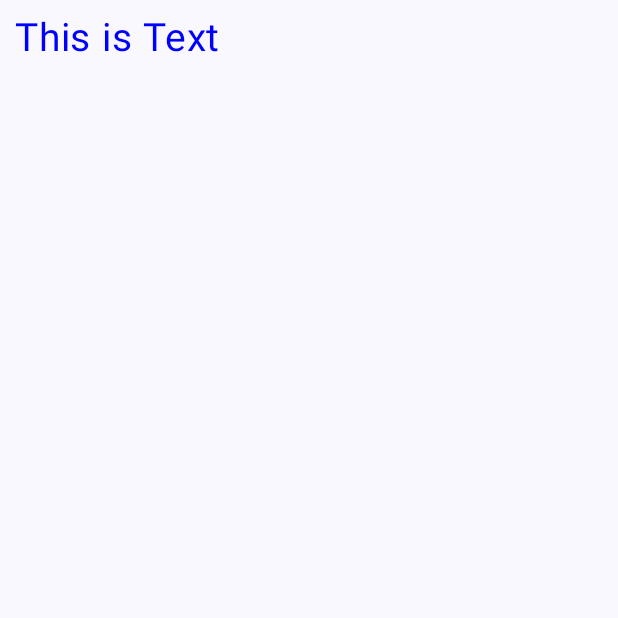
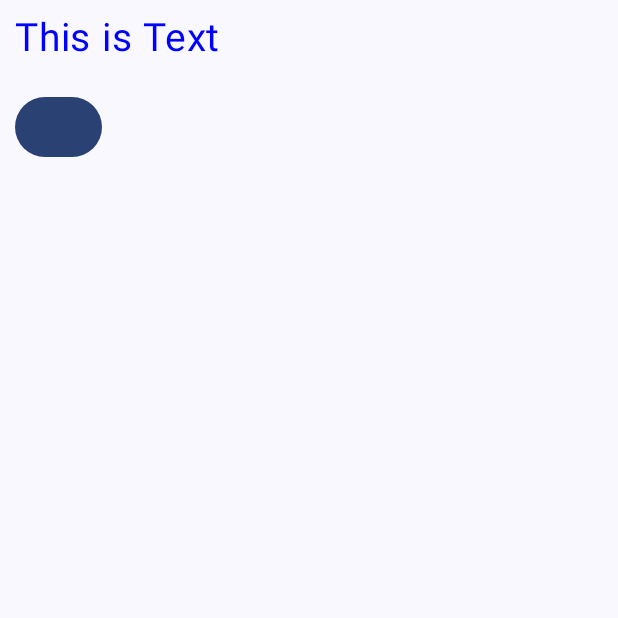
Before and after one commit to driverSkr/ComposeProject, an Android app built with Jetpack Compose: the TextActivity screen opened directly, with no data from a screen before it, on a phone screen of 412 x 824 dp, the top half of it. Run offline under Robolectric (Android 15) with nearby library versions, the phone set to English and light mode, and no system bars.

Commit message:
确认弹窗、视频播放组件

```diff
--- a/app/build.gradle.kts
+++ b/app/build.gradle.kts
@@ -38,6 +38,7 @@ android {
     }
     buildFeatures {
         compose = true
+        viewBinding = true
     }
     composeOptions {
         kotlinCompilerExtensionVersion = "1.5.1"
@@ -69,4 +70,9 @@ dependencies {
 
     //图片加载库，基于协程开发
     implementation("io.coil-kt:coil-compose:2.7.0")
+    /// Jetpack Media3 ExoPlayer
+    implementation ("androidx.media3:media3-exoplayer:1.3.1")
+    implementation ("androidx.media3:media3-ui:1.3.1")
+    implementation ("androidx.media3:media3-common:1.3.1")
+
 }
--- a/app/src/main/java/com/ethan/compose/ui/theme/Color.kt
+++ b/app/src/main/java/com/ethan/compose/ui/theme/Color.kt
@@ -11,6 +11,8 @@ val PurpleGrey40 = Color(0xFF625b71)
 val Pink40 = Color(0xFF7D5260)
 
 val Black = Color(0xFF000000) //纯黑
+val Black0C0C0F = Color(0xFF0C0C0F)
+val Black0C0C0F60 = Color(0x990C0C0F)
 
 val Gray = Color(0xFF808080) //灰色
 val DarkGray = Color(0xFFA9A9A9) //深灰色
--- a/app/src/main/java/com/ethan/compose/widget/TextActivity.kt
+++ b/app/src/main/java/com/ethan/compose/widget/TextActivity.kt
@@ -4,8 +4,11 @@ import android.os.Bundle
 import androidx.activity.ComponentActivity
 import androidx.activity.compose.setContent
 import androidx.compose.foundation.layout.Column
+import androidx.compose.foundation.layout.Spacer
 import androidx.compose.foundation.layout.fillMaxSize
+import androidx.compose.foundation.layout.height
 import androidx.compose.foundation.layout.padding
+import androidx.compose.material3.Button
 import androidx.compose.material3.MaterialTheme
 import androidx.compose.material3.Surface
 import androidx.compose.material3.Text
@@ -16,6 +19,7 @@ import androidx.compose.ui.tooling.preview.Preview
 import androidx.compose.ui.unit.dp
 import androidx.compose.ui.unit.sp
 import com.ethan.compose.ui.theme.ComposeProjectTheme
+import com.ethan.compose.view.work.rememberConfirmDialog
 
 /**
 * Text 对应View中的 TextView
@@ -38,12 +42,24 @@ class TextActivity : ComponentActivity() {
 
 @Composable
 fun ExampleCode() {
+    val dialog = rememberConfirmDialog(
+        title = "标题",
+        content = "你好，弹窗！",
+        mainTv = "确认",
+        secondaryTv = "取消",
+        mainBtn = { /*TODO*/ },
+        secondaryBtn = {})
+
     Column(modifier = Modifier.padding(all = 10.dp)) {
         Text(
             text = "This is Text",
             color = Color.Blue,
             fontSize = 26.sp
         )
+
+        Spacer(modifier = Modifier.height(20.dp))
+
+        Button(onClick = { dialog.value = true }) {}
     }
 }
 
--- /dev/null
+++ b/app/src/main/res/drawable/svg_icon_close.xml
@@ -0,0 +1,20 @@
+<vector xmlns:android="http://schemas.android.com/apk/res/android"
+    android:width="24dp"
+    android:height="24dp"
+    android:viewportWidth="24"
+    android:viewportHeight="24">
+    <path
+        android:pathData="M6,6L18,18"
+        android:strokeLineJoin="round"
+        android:strokeWidth="2"
+        android:fillColor="#00000000"
+        android:strokeColor="#0C0C0F"
+        android:strokeLineCap="round"/>
+    <path
+        android:pathData="M6,18L18,6"
+        android:strokeLineJoin="round"
+        android:strokeWidth="2"
+        android:fillColor="#00000000"
+        android:strokeColor="#0C0C0F"
+        android:strokeLineCap="round"/>
+</vector>
```
Also changed, not shown: app/src/main/java/com/ethan/compose/view/work/ConfirmDialog.kt (added, +128 -0 lines), app/src/main/java/com/ethan/compose/view/work/VideoView.kt (added, +60 -0 lines), app/src/main/res/layout/layout_view_exoplay_full_crop_center.xml (added, +16 -0 lines).
